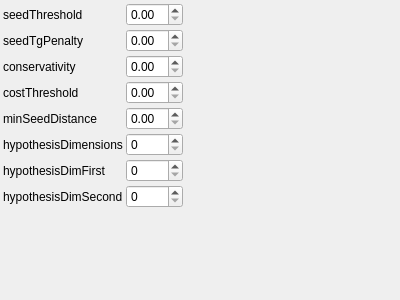
First picture: the form in utils/corestructs/coreWidgets/chessBoardAssemblerParamsBaseControlWidget.ui, repository NickPenkrat/corecvs, before the edit.
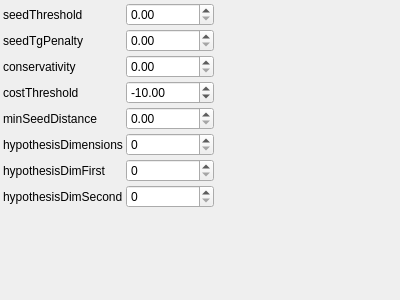
Second picture: the form after the edit.

What changed in the file:
```diff
--- a/utils/corestructs/coreWidgets/chessBoardAssemblerParamsBaseControlWidget.ui
+++ b/utils/corestructs/coreWidgets/chessBoardAssemblerParamsBaseControlWidget.ui
@@ -74,6 +74,18 @@
        <property name="toolTip">
          <string> Maximal cost for real board</string>
        </property>
+       <property name="minimum">
+        <double>-999999</double>
+       </property>
+       <property name="maximum">
+        <double>999999</double>
+       </property>
+       <property name="singleStep">
+        <double>1</double>
+       </property>
+       <property name="value">
+        <double>-10</double>
+       </property>
      </widget>
     </item>
     <item row="4" column="0">
```
